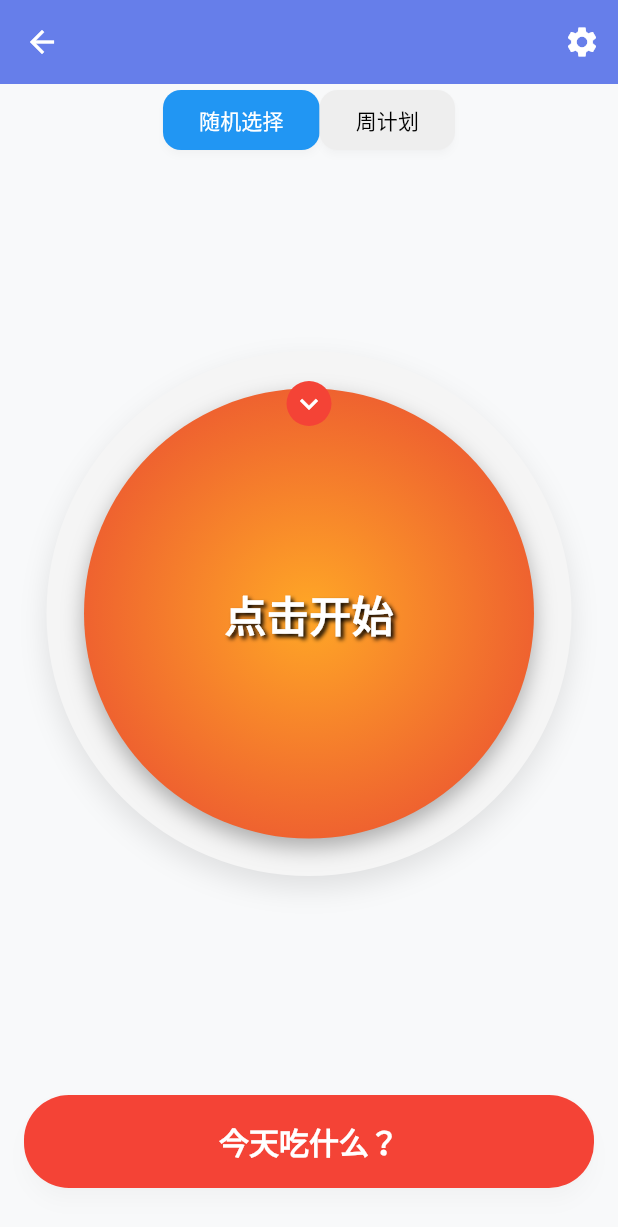
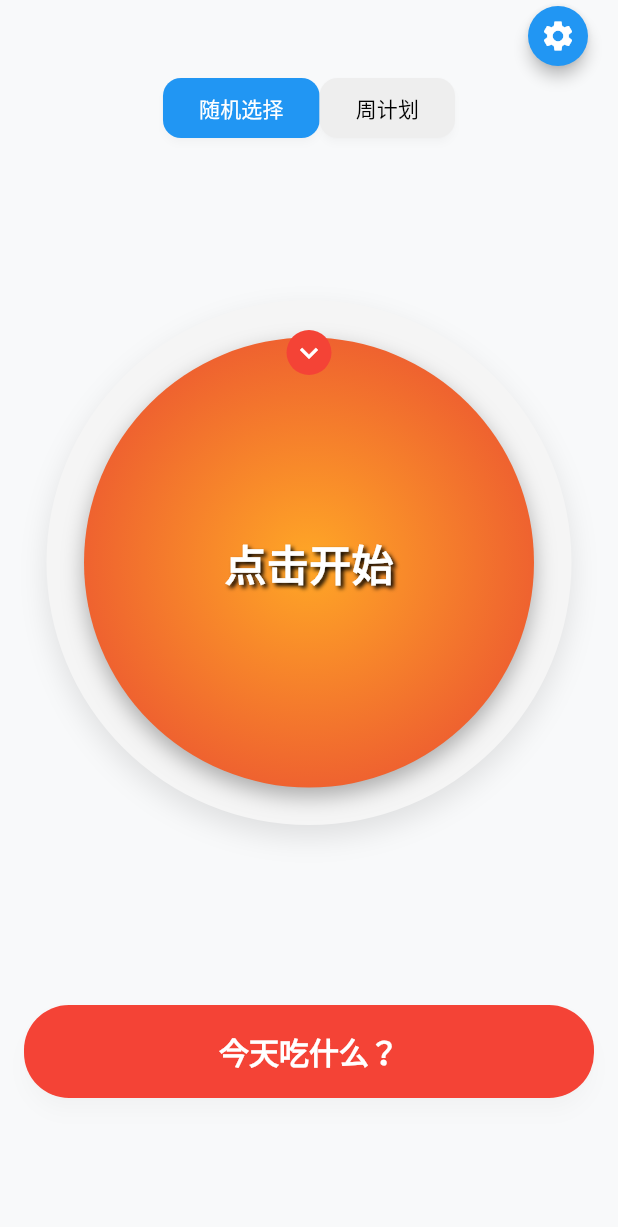
Before and after one commit to chronie-shizutoki/universal-lancher, a Flutter app: the FoodPage screen opened directly, on a phone screen of 412 x 824 dp. Shown: the top 1227 px of the screen. Run offline on Flutter 3.47's test engine with Material 3 defaults, Android fonts, the phone set to English and light mode, and no system bars; our stand-ins replace package_info_plus, shared_preferences; accounts and stored records are empty; network calls fail.

Commit message:
feat(layout): improve page layouts and navigation bar
- Add bottom padding to prevent content from being obscured by navigation bar
- Convert bottom navigation to floating capsule style with animations
- Adjust FAB positions and spacing for better visibility
- Remove app bar from food page and replace with floating settings button

```diff
--- a/flutter_app/lib/pages/food_page.dart
+++ b/flutter_app/lib/pages/food_page.dart
@@ -108,27 +108,19 @@ class _FoodPageState extends State<FoodPage> with SingleTickerProviderStateMixin
   @override
   Widget build(BuildContext context) {
     return Scaffold(
-      appBar: AppBar(
-        actions: [
-          IconButton(
-            icon: const Icon(Icons.settings),
-            onPressed: () {
-              // 这里可以添加食物管理界面的导航
-              _showFoodManagementDialog();
-            },
-          ),
-        ],
-      ),
       body: Consumer<FoodProvider>(builder: (context, provider, child) {
         return Column(
           children: [
-            // Tab切换
-            Row(
-              mainAxisAlignment: MainAxisAlignment.center,
-              children: [
-                _buildTabButton('随机选择', 0),
-                _buildTabButton('周计划', 1),
-              ],
+            // Tab切换 - 添加顶部内边距
+            Padding(
+              padding: const EdgeInsets.only(top: 48),
+              child: Row(
+                mainAxisAlignment: MainAxisAlignment.center,
+                children: [
+                  _buildTabButton('随机选择', 0),
+                  _buildTabButton('周计划', 1),
+                ],
+              ),
             ),
 
             Expanded(
@@ -137,6 +129,20 @@ class _FoodPageState extends State<FoodPage> with SingleTickerProviderStateMixin
           ],
         );
       }),
+      // 添加底部安全占位区域
+      bottomNavigationBar: const SizedBox(height: 60),
+      // 右上角悬浮设置按钮
+      floatingActionButton: FloatingActionButton(
+        onPressed: _showFoodManagementDialog,
+        backgroundColor: Colors.blue,
+        foregroundColor: Colors.white,
+        mini: true,
+        shape: const CircleBorder(),
+        child: const Icon(Icons.settings),
+        elevation: 4.0,
+        tooltip: '食物管理',
+      ),
+      floatingActionButtonLocation: FloatingActionButtonLocation.endTop,
     );
   }
 
--- a/flutter_app/lib/pages/rate_calculator_page.dart
+++ b/flutter_app/lib/pages/rate_calculator_page.dart
@@ -207,6 +207,8 @@ class _RateCalculatorPageState extends State<RateCalculatorPage> {
                 Text('3. 在任意一个输入框输入金额，其他两项自动计算'),
               ]),
             ),
+            // 底部安全占位区域，确保内容不被底部导航栏遮挡
+            const SizedBox(height: 60)
           ],
         );
   }
--- a/flutter_app/lib/pages/settings_page.dart
+++ b/flutter_app/lib/pages/settings_page.dart
@@ -134,6 +134,8 @@ class _SettingsPageState extends State<SettingsPage> {
 
               // 操作按钮
               _buildActionButtons(themeProvider),
+              // 底部安全占位区域，确保内容不被底部导航栏遮挡
+              const SizedBox(height: 60),
             ],
           );
         },
```
Also changed, not shown: flutter_app/lib/pages/check_service_page.dart (+5 -2 lines), flutter_app/lib/pages/home_page.dart (+14 -5 lines), flutter_app/lib/pages/main_page.dart (+113 -38 lines).
